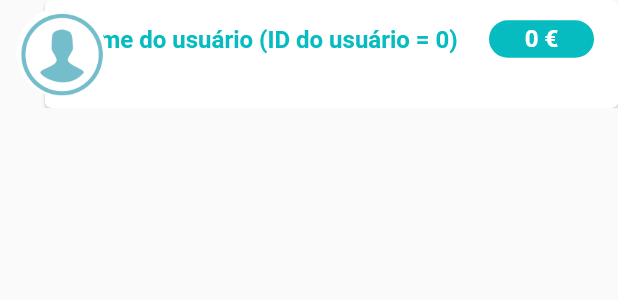
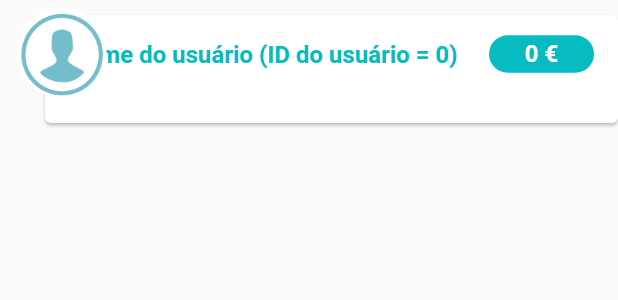
Before and after one commit to onurbue/relife, a Flutter app: what normalDonationCard() shows on an empty page, opened directly with empty values, on a phone screen of 412 x 824 dp. Shown: the top 300 px of the screen. Run offline on Flutter 3.47's test engine with Material 2 defaults, Android fonts, the phone set to English and light mode, and no system bars; our stand-ins replace custom_sliding_segmented_control, google_fonts, image_picker, jwt_decoder, shared_preferences; accounts and stored records are empty; network calls fail.

Commit message:
added padding

```diff
--- a/lib/views/Mission/widgets/donations_cards.dart
+++ b/lib/views/Mission/widgets/donations_cards.dart
@@ -10,7 +10,9 @@ Widget normalDonationCard({
 }) {
   return Stack(
     children: [
-      Card(
+      Padding(
+        padding: const EdgeInsets.symmetric(vertical: 10),
+        child: Card(
           margin: const EdgeInsets.only(left: 30.0),
           child: ListTile(
             title: Text(
@@ -53,6 +55,7 @@ Widget normalDonationCard({
                   ),
                 ),
               ],
+            ),
           ),
         ),
       ),
```
Lines whose indentation alone changed are shown as unchanged.
